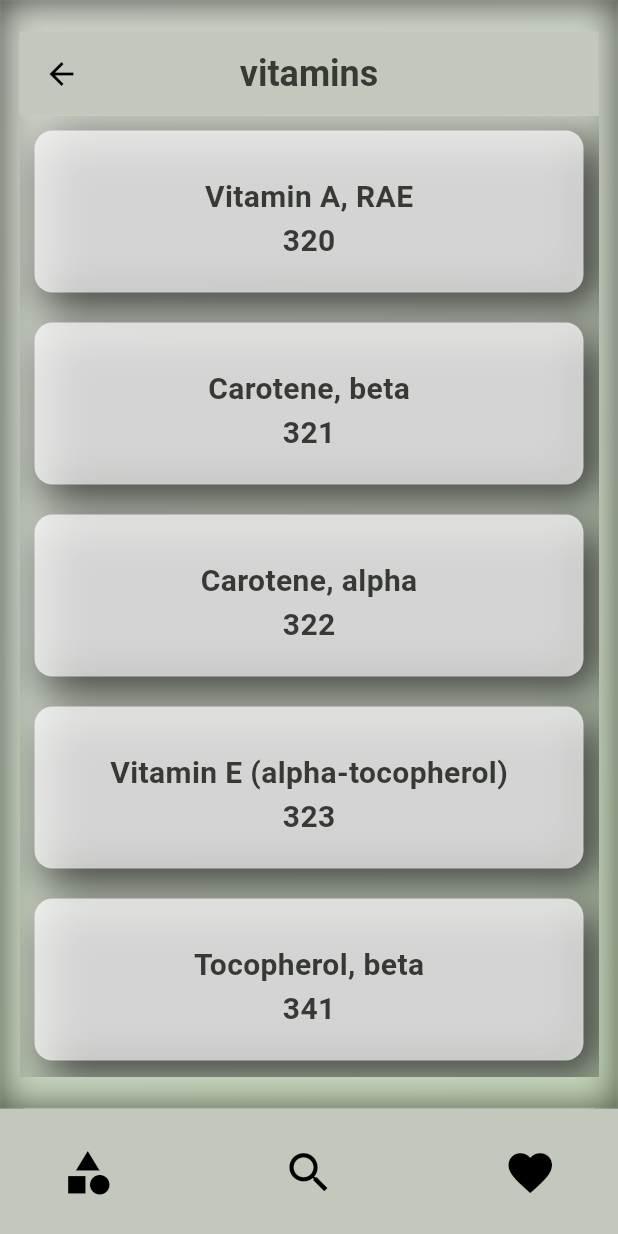
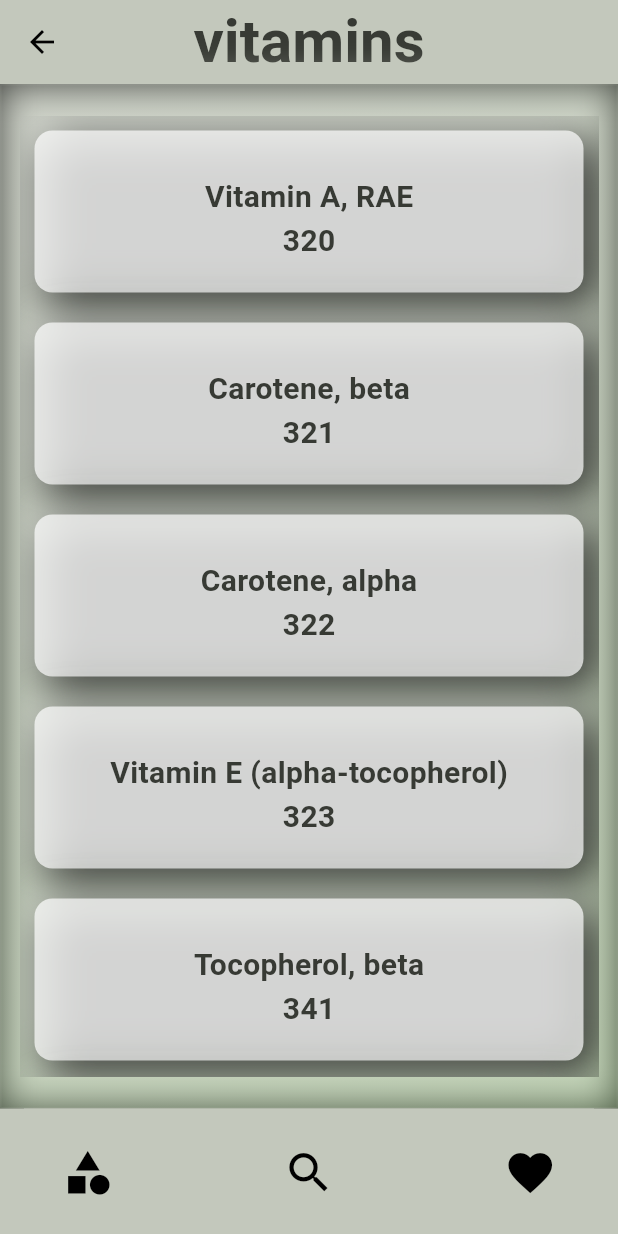
Before and after one commit to danbi4f/nutrivita_demo_v2_8.07.25, a Flutter app: the screen it shows after launch, after a tap on "vitamins", on a phone screen of 412 x 824 dp. Run offline on Flutter 3.47's test engine with Material 3 defaults, Android fonts, the phone set to English and light mode, and no system bars; drawn by our look-alikes of google_nav_bar; our stand-ins replace bloc, equatable, flutter_bloc, flutter_inset_box_shadow; network calls fail.

```diff
--- a/lib/common/theme/app_text_style.dart
+++ b/lib/common/theme/app_text_style.dart
@@ -1,54 +1,78 @@
 import 'package:flutter/material.dart';
 
 class AppTextStyles {
-  static TextStyle title(BuildContext context, {double size = 28}) {
+  static TextStyle title(
+    BuildContext context, {
+    double size = 28,
+    bool? isBold, // null = użyj domyślnego ustawienia
+  }) {
     return TextStyle(
-      fontWeight: FontWeight.bold,
+      fontWeight: (isBold ?? true) ? FontWeight.bold : FontWeight.normal,
       fontSize: size,
       color: AppColors.textSurfaceBright(context),
     );
   }
 
   // Duży nagłówek, np. tytuły ekranów
-  static TextStyle heading(BuildContext context, {double size = 24}) {
+  static TextStyle heading(
+    BuildContext context, {
+    double size = 24,
+    bool? isBold,
+  }) {
     return TextStyle(
-      fontWeight: FontWeight.bold,
+      fontWeight: (isBold ?? true) ? FontWeight.bold : FontWeight.normal,
       fontSize: size,
       color: AppColors.textSurfaceBright(context),
     );
   }
 
   // Średni nagłówek, np. sekcje
-  static TextStyle subheading(BuildContext context, {double size = 20}) {
+  static TextStyle subheading(
+    BuildContext context, {
+    double size = 20,
+    bool? isBold,
+  }) {
     return TextStyle(
-      fontWeight: FontWeight.w600,
+      fontWeight: (isBold ?? true) ? FontWeight.w600 : FontWeight.normal,
       fontSize: size,
       color: AppColors.textSurfaceBright(context),
     );
   }
 
   // Normalny tekst, np. paragrafy
-  static TextStyle body(BuildContext context, {double size = 16}) {
+  static TextStyle body(
+    BuildContext context, {
+    double size = 16,
+    bool? isBold,
+  }) {
     return TextStyle(
-      fontWeight: FontWeight.normal,
+      fontWeight: (isBold ?? false) ? FontWeight.bold : FontWeight.normal,
       fontSize: size,
       color: AppColors.textSurfaceBright(context),
     );
   }
 
   // Mniejszy tekst, np. opisy, dopiski
-  static TextStyle caption(BuildContext context, {double size = 12}) {
+  static TextStyle caption(
+    BuildContext context, {
+    double size = 12,
+    bool? isBold,
+  }) {
     return TextStyle(
-      fontWeight: FontWeight.normal,
+      fontWeight: (isBold ?? false) ? FontWeight.bold : FontWeight.normal,
       fontSize: size,
       color: AppColors.textSurfaceBright(context),
     );
   }
 
   // Mały, delikatny tekst, np. podpowiedzi, daty
-  static TextStyle hint(BuildContext context, {double size = 10}) {
+  static TextStyle hint(
+    BuildContext context, {
+    double size = 10,
+    bool? isBold,
+  }) {
     return TextStyle(
-      fontWeight: FontWeight.w300,
+      fontWeight: (isBold ?? false) ? FontWeight.bold : FontWeight.w300,
       fontSize: size,
       color: AppColors.textSurfaceBright(context),
     );
--- a/lib/pages/a_categories_page/mod/category_group/mod/category_group_item.dart
+++ b/lib/pages/a_categories_page/mod/category_group/mod/category_group_item.dart
@@ -2,7 +2,6 @@ import 'package:flutter/material.dart';
 import 'package:nutrivita_demo_v2/common/theme/app_text_style.dart';
 import 'package:nutrivita_demo_v2/common/mod/custom_container.dart';
 import 'package:nutrivita_demo_v2/pages/a_categories_page/mod/category_group/data/model/category_group.dart';
-import 'package:nutrivita_demo_v2/pages/a_categories_page/mod/select_number/select_number.dart';
 import 'package:nutrivita_demo_v2/pages/home/home_page.dart';
 
 class CategoryGroupItem extends StatelessWidget {
--- /dev/null
+++ b/lib/pages/a_categories_page/mod/select_number/main/select_number.dart
@@ -0,0 +1,53 @@
+import 'package:flutter/material.dart';
+import 'package:nutrivita_demo_v2/common/mod/custom_container.dart';
+import 'package:nutrivita_demo_v2/common/theme/app_text_style.dart';
+import 'package:nutrivita_demo_v2/pages/a_categories_page/mod/category_group/data/model/category_group.dart';
+import 'package:nutrivita_demo_v2/pages/a_categories_page/mod/select_number/mod/select_number_item.dart';
+
+class SelectNumber extends StatelessWidget {
+  final CategoryGroup category;
+  final ValueChanged<String> onSelectNutrient;
+  final VoidCallback onBack;
+
+  const SelectNumber({
+    super.key,
+    required this.category,
+    required this.onSelectNutrient,
+    required this.onBack,
+  });
+
+  @override
+  Widget build(BuildContext context) {
+    return Column(
+      children: [
+        AppBar(
+          leading: IconButton(
+            icon: const Icon(Icons.arrow_back, color: Colors.black),
+            onPressed: onBack,
+          ),
+          backgroundColor: Theme.of(context).colorScheme.onSurfaceVariant,
+          title: Text(
+            category.categoryName,
+            style: AppTextStyles.heading(context, size: 40),
+          ),
+          centerTitle: true,
+        ),
+        Expanded(
+          child: CustomContainer(
+            isGradient: true,
+            child: ListView.builder(
+              itemCount: category.nutrientsGroup.length,
+              itemBuilder: (context, index) {
+                final nutrientByGroup = category.nutrientsGroup[index];
+                return SelectNumberItem(
+                  nutrientByGroup: nutrientByGroup,
+                  onTapItem: onSelectNutrient, // używamy callbacku z HomePage
+                );
+              },
+            ),
+          ),
+        ),
+      ],
+    );
+  }
+}
--- a/lib/pages/a_categories_page/mod/select_number/mod/select_number_item.dart
+++ b/lib/pages/a_categories_page/mod/select_number/mod/select_number_item.dart
@@ -2,30 +2,25 @@ import 'package:flutter/material.dart';
 import 'package:nutrivita_demo_v2/common/theme/app_text_style.dart';
 import 'package:nutrivita_demo_v2/common/mod/custom_container.dart';
 import 'package:nutrivita_demo_v2/pages/a_categories_page/mod/category_group/data/model/category_group_nutrient_number.dart';
-import 'package:nutrivita_demo_v2/pages/a_categories_page/mod/survey_foods/main/cut_survey_by_category_widget.dart';
 
 class SelectNumberItem extends StatelessWidget {
-  const SelectNumberItem({super.key, required this.nutrientByGroup});
+  final CategoryGroupNutrientNumber nutrientByGroup;
+  final ValueChanged<String> onTapItem; // callback
 
-  final CategoryGroupNutrientNumber nutrientByGroup;
+  const SelectNumberItem({
+    super.key,
+    required this.nutrientByGroup,
+    required this.onTapItem,
+  });
 
   @override
   Widget build(BuildContext context) {
     return GestureDetector(
-      onTap: () {
-        Navigator.of(context).push(
-          MaterialPageRoute(
-            builder:
-                (context) => CutSurveyByCategoryWidget(
-                  nutrientNumber: nutrientByGroup.number,
-                ),
-          ),
-        );
-      },
+      onTap: () => onTapItem(nutrientByGroup.number),
       child: CustomContainer(
         child: Column(
           children: [
-            SizedBox(height: 10),
+            const SizedBox(height: 10),
             Text(
               nutrientByGroup.name,
               style: AppTextStyles.subheading(context),
--- a/lib/pages/a_categories_page/mod/select_number/select_number.dart
+++ /dev/null
@@ -1,53 +0,0 @@
-import 'package:flutter/material.dart';
-import 'package:nutrivita_demo_v2/common/theme/app_text_style.dart';
-import 'package:nutrivita_demo_v2/common/mod/custom_container.dart';
-import 'package:nutrivita_demo_v2/pages/a_categories_page/mod/category_group/data/model/category_group.dart';
-import 'package:nutrivita_demo_v2/pages/a_categories_page/mod/select_number/mod/select_number_item.dart';
-
-class SelectNumber extends StatelessWidget {
-  const SelectNumber({
-    super.key,
-    required this.category,
-    required this.onSelectNutrient,
-    required this.onBack,
-  });
-
-  final CategoryGroup category;
-  final ValueChanged<String> onSelectNutrient;
-  final VoidCallback onBack;
-
-  @override
-  Widget build(BuildContext context) {
-    return CustomContainer(
-      isGradient: true,
-      child: Column(
-        children: [
-          AppBar(
-            leading: IconButton(
-              icon: const Icon(Icons.arrow_back, color: Colors.black),
-              onPressed: onBack,
-            ),
-            backgroundColor: Theme.of(context).colorScheme.onSurfaceVariant,
-            title: Text(
-              category.categoryName,
-              style: AppTextStyles.heading(context),
-            ),
-            centerTitle: true,
-          ),
-          Expanded(
-            child: ListView.builder(
-              itemCount: category.nutrientsGroup.length,
-              itemBuilder: (context, index) {
-                final nutrientByGroup = category.nutrientsGroup[index];
-                return GestureDetector(
-                  onTap: () => onSelectNutrient(nutrientByGroup.number),
-                  child: SelectNumberItem(nutrientByGroup: nutrientByGroup),
-                );
-              },
-            ),
-          ),
-        ],
-      ),
-    );
-  }
-}
--- a/lib/pages/a_categories_page/mod/survey_foods/mod/cut_survey_by_category_item.dart
+++ b/lib/pages/a_categories_page/mod/survey_foods/mod/cut_survey_by_category_item.dart
@@ -41,7 +41,7 @@ class CutSurveyByCategoryItem extends StatelessWidget {
                   '${item.nameNutrients[nutrientNumber]} '
                   '${item.nutrients[nutrientNumber]?.toStringAsFixed(2)} '
                   '${item.unitNameNutrients[nutrientNumber]}',
-                  style: AppTextStyles.subheading(context),
+                  style: AppTextStyles.body(context, isBold: true),
                 ),
               ],
             ),
```
Also changed, not shown: lib/pages/a_categories_page/mod/survey_foods/bloc/cut_survey_foods_bloc.dart (+6 -1 lines), lib/pages/a_categories_page/mod/survey_foods/main/cut_survey_by_category_widget.dart (+33 -4 lines), lib/pages/a_categories_page/mod/survey_foods/mod/cut_survey_by_category_success_widget.dart (+1 -17 lines), lib/pages/home/home_page.dart (+6 -2 lines).
